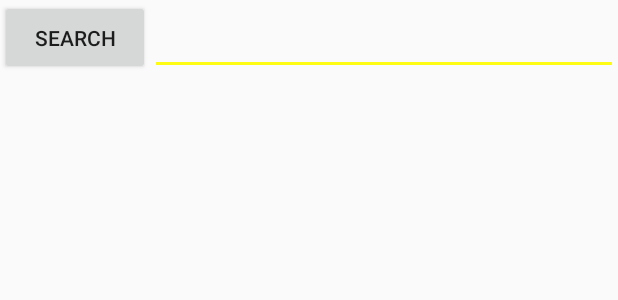
After one commit to ozcer/RunicHelper, an Android app: the layout activity_stats.xml on its own in the app's theme, with its tools: preview values and no code run, on a phone screen of 412 x 824 dp. The commit adds this screen. Shown: the top 300 px of the screen. Run offline under Robolectric (Android 15) with nearby library versions, the phone set to English and light mode, and no system bars.

Commit message:
created basic stucture for stats page

```diff
--- a/app/src/main/AndroidManifest.xml
+++ b/app/src/main/AndroidManifest.xml
@@ -20,7 +20,8 @@
         </activity>
         <activity android:name=".NmzActivity" />
         <activity android:name=".GeActivity" />
-        <activity android:name=".GeSearchActivity"></activity>
+        <activity android:name=".GeSearchActivity" />
+        <activity android:name=".StatsActivity"></activity>
     </application>
 
 </manifest>
--- /dev/null
+++ b/app/src/main/res/layout/activity_stats.xml
@@ -0,0 +1,29 @@
+<?xml version="1.0" encoding="utf-8"?>
+<RelativeLayout xmlns:android="http://schemas.android.com/apk/res/android"
+    xmlns:app="http://schemas.android.com/apk/res-auto"
+    xmlns:tools="http://schemas.android.com/tools"
+    android:layout_width="match_parent"
+    android:layout_height="match_parent"
+    tools:context="ozcer.runichelper.StatsActivity">
+
+    <LinearLayout
+        android:id="@+id/stats_topBar"
+        android:layout_width="match_parent"
+        android:layout_height="50dp">
+        <Button
+            android:layout_width="100dp"
+            android:layout_height="match_parent"
+            android:text="search"
+            />
+        <EditText
+            android:layout_width="match_parent"
+            android:layout_height="match_parent" />
+
+    </LinearLayout>
+
+    <TextView
+        android:layout_below="@id/stats_topBar"
+        android:layout_width="match_parent"
+        android:layout_height="match_parent" />
+
+</RelativeLayout>
--- a/app/src/main/res/values/styles.xml
+++ b/app/src/main/res/values/styles.xml
@@ -3,9 +3,9 @@
     <!-- Base application theme. -->
     <style name="AppTheme" parent="Theme.AppCompat.Light.DarkActionBar">
         <!-- Customize your theme here. -->
-        <item name="colorPrimary">@color/colorPrimary</item>
-        <item name="colorPrimaryDark">@color/colorPrimaryDark</item>
-        <item name="colorAccent">@color/colorAccent</item>
+        <item name="colorPrimary">@color/UiDark</item>
+        <item name="colorPrimaryDark">@color/UiDark</item>
+        <item name="colorAccent">@color/yellowText</item>
     </style>
 
     <style name="fontSizeRead">
```
Also changed, not shown: app/src/main/java/ozcer/runichelper/StatsActivity.java (added, +13 -0 lines), app/src/main/res/layout/activity_main.xml (+9 -0 lines).
